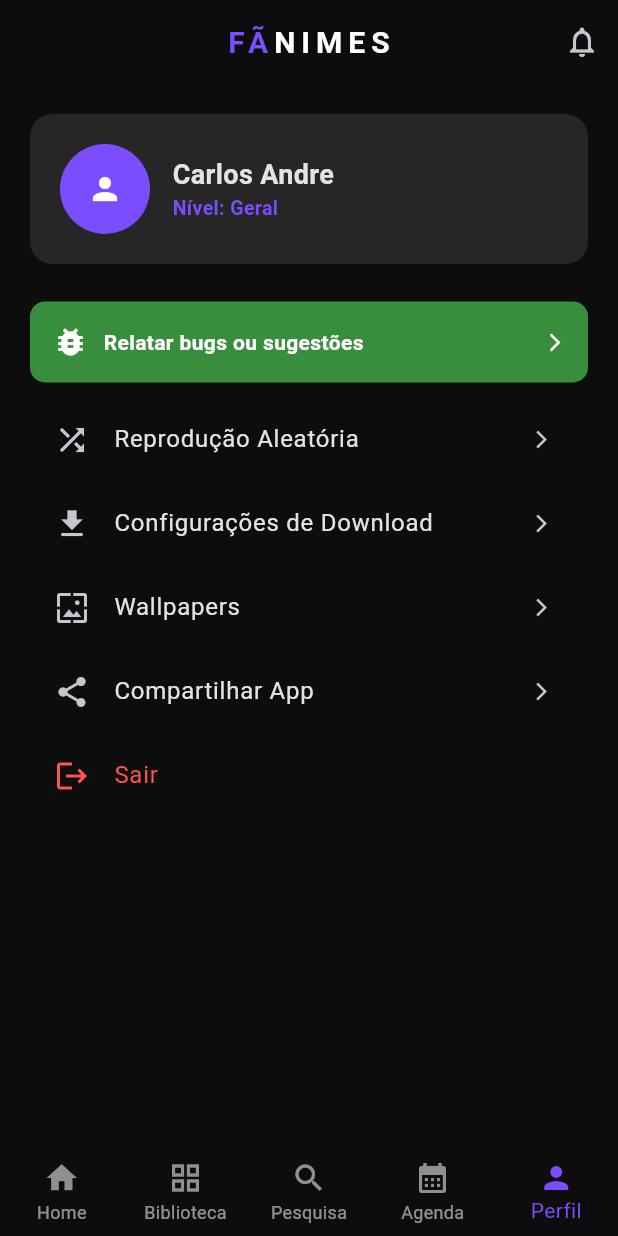
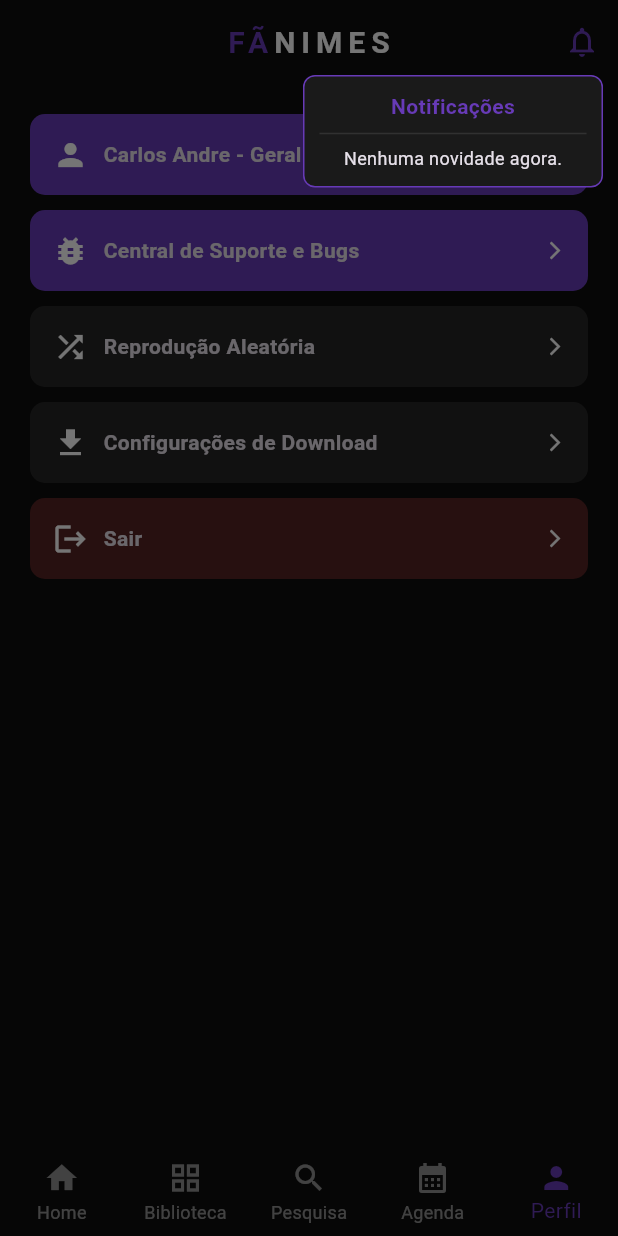
Before and after one commit to carlosandre1514-prog/fanimes, a Flutter app: the screen it shows after launch, item 5 of the bottom bar chosen, after a tap on the "notifications none" icon, on a phone screen of 412 x 824 dp. Run offline on Flutter 3.47's test engine with Material 3 defaults, Android fonts, the phone set to English and light mode, and no system bars.

Commit message:
Correções de cores, filtros funcionais e animações de clique

```diff
--- a/lib/main.dart
+++ b/lib/main.dart
@@ -1,6 +1,11 @@
 import 'package:flutter/material.dart';
 
 void main() => runApp(const FanimesApp());
+
+// --- CORES PADRONIZADAS ---
+const Color roxoAura = Color(0xFF673AB7);
+const Color pretoEletrico = Color(0xFF0D0D0D);
+const Color brancoTexto = Colors.white;
 
 class FanimesApp extends StatelessWidget {
   const FanimesApp({super.key});
@@ -10,16 +15,16 @@
       title: 'FÃNIMES',
       debugShowCheckedModeBanner: false,
       theme: ThemeData.dark().copyWith(
-        primaryColor: const Color(0xFF673AB7),
-        scaffoldBackgroundColor: const Color(0xFF0D0D0D),
-        appBarTheme: const AppBarTheme(backgroundColor: Color(0xFF0D0D0D), elevation: 0),
+        primaryColor: roxoAura,
+        scaffoldBackgroundColor: pretoEletrico,
+        appBarTheme: const AppBarTheme(backgroundColor: pretoEletrico, elevation: 0),
       ),
       home: const MainNavigation(),
     );
   }
 }
 
-// --- MODELOS DE DADOS ---
+// --- MODELO ---
 class Anime {
   final String nome;
   final String sinopse;
@@ -31,18 +36,13 @@
   final String diaLancamento;
 
   Anime({
-    required this.nome,
-    required this.sinopse,
-    required this.genero,
-    required this.status,
-    required this.idioma,
-    required this.tipo,
-    required this.episodios,
-    required this.diaLancamento,
+    required this.nome, required this.sinopse, required this.genero,
+    required this.status, required this.idioma, required this.tipo,
+    required this.episodios, required this.diaLancamento,
   });
 }
 
-// --- NAVEGAÇÃO PRINCIPAL ---
+// --- NAVEGAÇÃO ---
 class MainNavigation extends StatefulWidget {
   const MainNavigation({super.key});
   @override
@@ -51,31 +51,52 @@
 
 class _MainNavigationState extends State<MainNavigation> {
   int _selectedIndex = 0;
-  String meuCargo = 'Geral';
+  String meuCargo = 'Geral'; // Simulado como reconhecido pelo e-mail do Carlos
+  String diaSelecionado = "Qua";
+  String filtroTipo = "TV";
 
-  List<String> trilhosAtivos = ["Xianxia", "Isekai"];
   List<Anime> todosAnimes = [
-    Anime(
-      nome: "Solo Leveling",
-      sinopse: "Onde o mais fraco se torna o mais forte...",
-      genero: "Isekai", status: "Em andamento", idioma: "Dublado", tipo: "TV",
-      diaLancamento: "Sábado", episodios: ["Episódio 01", "Episódio 02", "Episódio 03"]
-    ),
-    Anime(
-      nome: "Re:Zero",
-      sinopse: "Subaru morre e volta no tempo para salvar seus amigos em um mundo de fantasia cruel.",
-      genero: "Isekai", status: "Em andamento", idioma: "Legendado", tipo: "TV",
-      diaLancamento: "Quarta", episodios: ["Episódio 01", "Episódio 02"]
-    ),
+    Anime(nome: "Solo Leveling", sinopse: "O mais fraco se torna forte.", genero: "Isekai", status: "Em andamento", idioma: "Dublado", tipo: "TV", diaLancamento: "Sáb", episodios: ["Ep 01"]),
+    Anime(nome: "Re:Zero", sinopse: "Mundo de fantasia cruel.", genero: "Isekai", status: "Em andamento", idioma: "Legendado", tipo: "TV", diaLancamento: "Qua", episodios: ["Ep 01"]),
   ];
+
+  void _abrirNotificacoes(BuildContext context) {
+    showDialog(
+      context: context,
+      barrierColor: Colors.black54,
+      builder: (context) => Stack(
+        children: [
+          Positioned(
+            top: 50, right: 10,
+            child: Material(
+              color: Colors.transparent,
+              child: Container(
+                width: 200,
+                padding: const EdgeInsets.all(10),
+                decoration: BoxDecoration(color: const Color(0xFF1A1A1A), borderRadius: BorderRadius.circular(8), border: Border.all(color: roxoAura)),
+                child: const Column(
+                  mainAxisSize: MainAxisSize.min,
+                  children: [
+                    Text("Notificações", style: TextStyle(color: roxoAura, fontWeight: FontWeight.bold)),
+                    Divider(color: Colors.white10),
+                    Text("Nenhuma novidade agora.", style: TextStyle(fontSize: 12)),
+                  ],
+                ),
+              ),
+            ),
+          ),
+        ],
+      ),
+    );
+  }
 
   @override
   Widget build(BuildContext context) {
     final List<Widget> telas = [
-      HomeAba(trilhos: trilhosAtivos, animes: todosAnimes),
-      BibliotecaAba(animes: todosAnimes),
+      HomeAba(animes: todosAnimes),
+      BibliotecaAba(animes: todosAnimes, tipoSelecionado: filtroTipo, onTipoChange: (v)=> setState(()=> filtroTipo = v)),
       PesquisaAba(animes: todosAnimes),
-      AgendaAba(animes: todosAnimes),
+      AgendaAba(animes: todosAnimes, diaAtivo: diaSelecionado, onDiaChange: (d) => setState(()=> diaSelecionado = d)),
       PerfilAba(cargo: meuCargo),
     ];
 
@@ -83,30 +104,26 @@
       appBar: AppBar(
         centerTitle: true,
         title: GestureDetector(
-          onTap: () {
-            if (meuCargo != 'Usuario') {
-              Navigator.push(context, MaterialPageRoute(builder: (context) => PainelAdmAba(cargo: meuCargo)));
-            }
-          },
+          onTap: () => Navigator.push(context, MaterialPageRoute(builder: (context) => PainelAdmAba(cargo: meuCargo, animes: todosAnimes))),
           child: RichText(
             text: const TextSpan(
               style: TextStyle(letterSpacing: 4, fontWeight: FontWeight.bold, fontSize: 20),
               children: [
-                TextSpan(text: 'FÃ', style: TextStyle(color: Colors.deepPurpleAccent)),
-                TextSpan(text: 'NIMES', style: TextStyle(color: Colors.white)),
+                TextSpan(text: 'FÃ', style: TextStyle(color: roxoAura)),
+                TextSpan(text: 'NIMES', style: TextStyle(color: brancoTexto)),
               ],
             ),
           ),
         ),
-        actions: [IconButton(icon: const Icon(Icons.notifications_none), onPressed: () {})],
+        actions: [IconButton(icon: const Icon(Icons.notifications_none, color: roxoAura), onPressed: () => _abrirNotificacoes(context))],
       ),
       body: telas[_selectedIndex],
       bottomNavigationBar: BottomNavigationBar(
         currentIndex: _selectedIndex,
         onTap: (i) => setState(() => _selectedIndex = i),
         type: BottomNavigationBarType.fixed,
-        backgroundColor: const Color(0xFF0D0D0D),
-        selectedItemColor: Colors.deepPurpleAccent,
+        backgroundColor: pretoEletrico,
+        selectedItemColor: roxoAura,
         unselectedItemColor: Colors.white54,
         items: const [
           BottomNavigationBarItem(icon: Icon(Icons.home), label: 'Home'),
@@ -120,61 +137,24 @@
   }
 }
 
-// --- ABA: HOME ---
-class HomeAba extends StatelessWidget {
-  final List<String> trilhos;
+// --- ABA: PESQUISA (FUNCIONAL EM TEMPO REAL) ---
+class PesquisaAba extends StatefulWidget {
   final List<Anime> animes;
-  const HomeAba({super.key, required this.trilhos, required this.animes});
-
+  const PesquisaAba({super.key, required this.animes});
   @override
-  Widget build(BuildContext context) {
-    return ListView.builder(
-      itemCount: trilhos.length,
-      itemBuilder: (context, index) {
-        String trilhoNome = trilhos[index];
-        var listaNoTrilho = animes.where((a) => a.genero == trilhoNome).toList();
-        if (listaNoTrilho.isEmpty) return const SizedBox.shrink();
-        return Column(
-          crossAxisAlignment: CrossAxisAlignment.start,
-          children: [
-            Padding(
-              padding: const EdgeInsets.all(16),
-              child: Row(
-                children: [
-                  Container(width: 4, height: 20, color: Colors.deepPurpleAccent),
-                  const SizedBox(width: 8),
-                  Text(trilhoNome, style: const TextStyle(fontSize: 18, fontWeight: FontWeight.bold)),
-                ],
-              ),
-            ),
-            SizedBox(
-              height: 180,
-              child: ListView.builder(
-                scrollDirection: Axis.horizontal,
-                padding: const EdgeInsets.only(left: 16),
-                itemCount: listaNoTrilho.length,
-                itemBuilder: (context, i) => GestureDetector(
-                  onTap: () => Navigator.push(context, MaterialPageRoute(builder: (context) => DetalheAnimeAba(anime: listaNoTrilho[i]))),
-                  child: Container(
-                    width: 120,
-                    margin: const EdgeInsets.only(right: 12),
-                    decoration: BoxDecoration(color: Colors.white10, borderRadius: BorderRadius.circular(8)),
-                    child: Center(child: Text(listaNoTrilho[i].nome, textAlign: TextAlign.center)),
-                  ),
-                ),
-              ),
-            ),
-          ],
-        );
-      },
-    );
-  }
+  State<PesquisaAba> createState() => _PesquisaAbaState();
 }
 
-// --- ABA: PESQUISA (LISTA VERTICAL IGUAL PRINT) ---
-class PesquisaAba extends StatelessWidget {
-  final List<Anime> animes;
-  const PesquisaAba({super.key, required this.animes});
+class _PesquisaAbaState extends State<PesquisaAba> {
+  List<Anime> filtrados = [];
+  @override
+  void initState() { filtrados = widget.animes; super.initState(); }
+
+  void _filtrar(String query) {
+    setState(() {
+      filtrados = widget.animes.where((a) => a.nome.toLowerCase().contains(query.toLowerCase())).toList();
+    });
+  }
 
   @override
   Widget build(BuildContext context) {
@@ -183,38 +163,23 @@
         Padding(
           padding: const EdgeInsets.all(16),
           child: TextField(
+            onChanged: _filtrar,
             decoration: InputDecoration(
               hintText: "Pesquisar animes...",
-              prefixIcon: const Icon(Icons.search, color: Colors.deepPurpleAccent),
-              filled: true,
-              fillColor: Colors.white10,
+              prefixIcon: const Icon(Icons.search, color: roxoAura),
+              filled: true, fillColor: Colors.white10,
               border: OutlineInputBorder(borderRadius: BorderRadius.circular(30), borderSide: BorderSide.none),
             ),
           ),
         ),
         Expanded(
           child: ListView.builder(
-            itemCount: animes.length,
+            itemCount: filtrados.length,
             itemBuilder: (context, i) => ListTile(
-              contentPadding: const EdgeInsets.symmetric(horizontal: 16, vertical: 8),
-              onTap: () => Navigator.push(context, MaterialPageRoute(builder: (context) => DetalheAnimeAba(anime: animes[i]))),
-              leading: Container(width: 70, height: 100, decoration: BoxDecoration(color: Colors.white10, borderRadius: BorderRadius.circular(4))),
-              title: Text(animes[i].nome, style: const TextStyle(fontWeight: FontWeight.bold)),
-              subtitle: Column(
-                crossAxisAlignment: CrossAxisAlignment.start,
-                children: [
-                  const SizedBox(height: 4),
-                  Text(animes[i].sinopse, maxLines: 2, overflow: TextOverflow.ellipsis, style: const TextStyle(fontSize: 12, color: Colors.white70)),
-                  const SizedBox(height: 6),
-                  Row(
-                    children: [
-                      Container(padding: const EdgeInsets.symmetric(horizontal: 6, vertical: 2), decoration: BoxDecoration(color: Colors.deepPurple, borderRadius: BorderRadius.circular(4)), child: Text(animes[i].idioma, style: const TextStyle(fontSize: 10))),
-                      const SizedBox(width: 5),
-                      Container(padding: const EdgeInsets.symmetric(horizontal: 6, vertical: 2), decoration: BoxDecoration(color: Colors.orange, borderRadius: BorderRadius.circular(4)), child: Text(animes[i].tipo, style: const TextStyle(fontSize: 10))),
-                    ],
-                  )
-                ],
-              ),
+              onTap: () {},
+              leading: Container(width: 50, color: Colors.white10),
+              title: Text(filtrados[i].nome),
+              subtitle: Text(filtrados[i].idioma, style: const TextStyle(color: roxoAura)),
             ),
           ),
         ),
@@ -223,151 +188,63 @@
   }
 }
 
-// --- ABA: BIBLIOTECA (FILTROS HYDRA) ---
+// --- ABA: BIBLIOTECA (FILTROS FUNCIONAIS) ---
 class BibliotecaAba extends StatelessWidget {
   final List<Anime> animes;
-  const BibliotecaAba({super.key, required this.animes});
+  final String tipoSelecionado;
+  final Function(String) onTipoChange;
+  const BibliotecaAba({super.key, required this.animes, required this.tipoSelecionado, required this.onTipoChange});
+
+  void _mostrarFiltro(BuildContext context, String titulo, List<String> opcoes) {
+    showModalBottomSheet(
+      context: context,
+      backgroundColor: pretoEletrico,
+      shape: const RoundedRectangleBorder(borderRadius: BorderRadius.vertical(top: Radius.circular(20))),
+      builder: (context) => Column(
+        mainAxisSize: MainAxisSize.min,
+        children: [
+          Padding(padding: const EdgeInsets.all(16), child: Text(titulo, style: const TextStyle(fontWeight: FontWeight.bold, color: roxoAura))),
+          ...opcoes.map((o) => ListTile(title: Text(o), onTap: () => Navigator.pop(context))),
+        ],
+      ),
+    );
+  }
 
   @override
   Widget build(BuildContext context) {
     return Column(
       children: [
-        Padding(
-          padding: const EdgeInsets.symmetric(vertical: 10),
+        Row(
+          mainAxisAlignment: MainAxisAlignment.center,
+          children: [
+            TextButton(onPressed: () => onTipoChange("TV"), child: Text("TV", style: TextStyle(color: tipoSelecionado == "TV" ? roxoAura : Colors.white))),
+            TextButton(onPressed: () => onTipoChange("Filmes"), child: Text("Filmes", style: TextStyle(color: tipoSelecionado == "Filmes" ? roxoAura : Colors.white))),
+          ],
+        ),
+        SingleChildScrollView(
+          scrollDirection: Axis.horizontal,
           child: Row(
-            mainAxisAlignment: MainAxisAlignment.spaceEvenly,
             children: [
-              Column(children: [const Text("TV", style: TextStyle(color: Colors.deepPurpleAccent, fontWeight: FontWeight.bold)), Container(height: 2, width: 30, color: Colors.deepPurpleAccent)]),
-              const Text("Filmes", style: TextStyle(color: Colors.white70)),
+              ActionChip(label: const Text("Gêneros"), onPressed: () => _mostrarFiltro(context, "Gêneros", ["Ação", "Isekai", "Xianxia"]), backgroundColor: Colors.white10),
+              const SizedBox(width: 8),
+              ActionChip(label: const Text("Status"), onPressed: () => _mostrarFiltro(context, "Status", ["Em andamento", "Concluído", "Pausado"]), backgroundColor: Colors.white10),
+              const SizedBox(width: 8),
+              ActionChip(label: const Text("Idioma"), onPressed: () => _mostrarFiltro(context, "Idioma", ["Dublado", "Legendado"]), backgroundColor: Colors.white10),
             ],
           ),
         ),
-        SingleChildScrollView(
-          scrollDirection: Axis.horizontal,
-          padding: const EdgeInsets.symmetric(vertical: 10),
-          child: Row(
-            children: ["Gênero", "Status", "Idioma"].map((f) => Padding(
-              padding: const EdgeInsets.symmetric(horizontal: 8),
-              child: Chip(label: Text(f), backgroundColor: Colors.white10, side: BorderSide.none),
-            )).toList(),
-          ),
-        ),
-        Expanded(
-          child: GridView.builder(
-            padding: const EdgeInsets.all(16),
-            gridDelegate: const SliverGridDelegateWithFixedCrossAxisCount(crossAxisCount: 3, childAspectRatio: 0.7, mainAxisSpacing: 10, crossAxisSpacing: 10),
-            itemCount: animes.length,
-            itemBuilder: (context, i) => GestureDetector(
-               onTap: () => Navigator.push(context, MaterialPageRoute(builder: (context) => DetalheAnimeAba(anime: animes[i]))),
-               child: Container(
-                decoration: BoxDecoration(color: Colors.white10, borderRadius: BorderRadius.circular(8)),
-                child: Center(child: Text(animes[i].nome, textAlign: TextAlign.center, style: const TextStyle(fontSize: 10))),
-              ),
-            ),
-          ),
-        ),
+        Expanded(child: GridView.builder(gridDelegate: const SliverGridDelegateWithFixedCrossAxisCount(crossAxisCount: 3), itemCount: animes.length, itemBuilder: (c, i) => Card(color: Colors.white10, child: Center(child: Text(animes[i].nome, style: const TextStyle(fontSize: 10))))))
       ],
     );
   }
 }
 
-// --- ABA: PERFIL ---
-class PerfilAba extends StatelessWidget {
-  final String cargo;
-  const PerfilAba({super.key, required this.cargo});
-
-  @override
-  Widget build(BuildContext context) {
-    return ListView(
-      padding: const EdgeInsets.all(20),
-      children: [
-        Container(
-          padding: const EdgeInsets.all(20),
-          decoration: BoxDecoration(color: Colors.white10, borderRadius: BorderRadius.circular(15)),
-          child: Row(
-            children: [
-              const CircleAvatar(radius: 30, backgroundColor: Colors.deepPurpleAccent, child: Icon(Icons.person, color: Colors.white)),
-              const SizedBox(width: 15),
-              Column(
-                crossAxisAlignment: CrossAxisAlignment.start,
-                children: [
-                  const Text("Carlos Andre", style: TextStyle(fontSize: 18, fontWeight: FontWeight.bold)),
-                  Text("Nível: $cargo", style: const TextStyle(color: Colors.deepPurpleAccent, fontSize: 13, fontWeight: FontWeight.bold)),
-                ],
-              )
-            ],
-          ),
-        ),
-        const SizedBox(height: 25),
-        Container(
-          padding: const EdgeInsets.all(15),
-          decoration: BoxDecoration(color: Colors.green.shade700, borderRadius: BorderRadius.circular(10)),
-          child: const Row(
-            children: [
-              Icon(Icons.bug_report, color: Colors.white),
-              SizedBox(width: 10),
-              Text("Relatar bugs ou sugestões", style: TextStyle(color: Colors.white, fontWeight: FontWeight.bold)),
-              Spacer(),
-              Icon(Icons.arrow_forward_ios, color: Colors.white, size: 14),
-            ],
-          ),
-        ),
-        const SizedBox(height: 10),
-        const ListTile(leading: Icon(Icons.shuffle), title: Text("Reprodução Aleatória"), trailing: Icon(Icons.arrow_forward_ios, size: 14)),
-        const ListTile(leading: Icon(Icons.download), title: Text("Configurações de Download"), trailing: Icon(Icons.arrow_forward_ios, size: 14)),
-        const ListTile(leading: Icon(Icons.wallpaper), title: Text("Wallpapers"), trailing: Icon(Icons.arrow_forward_ios, size: 14)),
-        const ListTile(leading: Icon(Icons.share), title: Text("Compartilhar App"), trailing: Icon(Icons.arrow_forward_ios, size: 14)),
-        const ListTile(leading: Icon(Icons.logout, color: Colors.redAccent), title: Text("Sair", style: TextStyle(color: Colors.redAccent))),
-      ],
-    );
-  }
-}
-
-// --- PÁGINA: DETALHE DO ANIME (SINOPSE + EPISÓDIOS) ---
-class DetalheAnimeAba extends StatelessWidget {
-  final Anime anime;
-  const DetalheAnimeAba({super.key, required this.anime});
-
-  @override
-  Widget build(BuildContext context) {
-    return Scaffold(
-      appBar: AppBar(title: Text(anime.nome)),
-      body: ListView(
-        padding: const EdgeInsets.all(20),
-        children: [
-          Container(height: 220, decoration: BoxDecoration(color: Colors.white10, borderRadius: BorderRadius.circular(10)), child: const Center(child: Icon(Icons.image, size: 80, color: Colors.white24))),
-          const SizedBox(height: 20),
-          const Text("SINOPSE", style: TextStyle(fontSize: 14, fontWeight: FontWeight.bold, color: Colors.deepPurpleAccent, letterSpacing: 1.2)),
-          const SizedBox(height: 8),
-          Text(anime.sinopse, style: const TextStyle(height: 1.5, color: Colors.white70)),
-          const SizedBox(height: 30),
-          Row(
-            mainAxisAlignment: MainAxisAlignment.spaceBetween,
-            children: [
-              const Text("EPISÓDIOS", style: TextStyle(fontSize: 14, fontWeight: FontWeight.bold, color: Colors.deepPurpleAccent)),
-              Text("${anime.episodios.length} Episódios", style: const TextStyle(fontSize: 12, color: Colors.white54)),
-            ],
-          ),
-          const SizedBox(height: 15),
-          ...anime.episodios.map((ep) => Container(
-            margin: const EdgeInsets.only(bottom: 8),
-            decoration: BoxDecoration(color: Colors.white10, borderRadius: BorderRadius.circular(8)),
-            child: ListTile(
-              leading: const Icon(Icons.play_circle_fill, color: Colors.deepPurpleAccent),
-              title: Text(ep, style: const TextStyle(fontSize: 14)),
-              onTap: () {},
-            ),
-          )).toList(),
-        ],
-      ),
-    );
-  }
-}
-
-// --- ABA: AGENDA ---
+// --- ABA: AGENDA (CLICÁVEL) ---
 class AgendaAba extends StatelessWidget {
   final List<Anime> animes;
-  const AgendaAba({super.key, required this.animes});
+  final String diaAtivo;
+  final Function(String) onDiaChange;
+  const AgendaAba({super.key, required this.animes, required this.diaAtivo, required this.onDiaChange});
 
   @override
   Widget build(BuildContext context) {
@@ -375,55 +252,97 @@
       children: [
         SingleChildScrollView(
           scrollDirection: Axis.horizontal,
-          padding: const EdgeInsets.symmetric(vertical: 15, horizontal: 10),
           child: Row(
-            children: ["Dom", "Seg", "Ter", "Qua", "Qui", "Sex", "Sáb"].map((dia) => Container(
-              margin: const EdgeInsets.symmetric(horizontal: 5),
+            children: ["Dom", "Seg", "Ter", "Qua", "Qui", "Sex", "Sáb"].map((dia) => Padding(
+              padding: const EdgeInsets.all(8.0),
               child: ChoiceChip(
-                label: Text(dia),
-                selected: dia == "Qua",
-                selectedColor: Colors.deepPurpleAccent,
-                backgroundColor: Colors.white10,
-                onSelected: (val) {},
+                label: Text(dia), selected: diaAtivo == dia,
+                selectedColor: roxoAura, onSelected: (v) => onDiaChange(dia),
               ),
             )).toList(),
           ),
         ),
-        const Expanded(child: Center(child: Text("Lançamentos de hoje aparecerão aqui"))),
+        Expanded(child: Center(child: Text("Lançamentos de $diaAtivo")))
       ],
     );
   }
 }
 
-// --- PÁGINA: PAINEL ADMINISTRADOR (PÁGINA INTEIRA) ---
+// --- ABA: PERFIL (BOTÕES COM ANIMAÇÃO) ---
+class PerfilAba extends StatelessWidget {
+  final String cargo;
+  const PerfilAba({super.key, required this.cargo});
+
+  Widget _botaoPerfil(IconData icon, String titulo, {Color color = Colors.white10, VoidCallback? onTap}) {
+    return Padding(
+      padding: const EdgeInsets.only(bottom: 10),
+      child: InkWell(
+        onTap: onTap ?? () {},
+        borderRadius: BorderRadius.circular(10),
+        child: Ink(
+          padding: const EdgeInsets.all(15),
+          decoration: BoxDecoration(color: color, borderRadius: BorderRadius.circular(10)),
+          child: Row(
+            children: [
+              Icon(icon, color: brancoTexto),
+              const SizedBox(width: 10),
+              Text(titulo, style: const TextStyle(fontWeight: FontWeight.bold)),
+              const Spacer(),
+              const Icon(Icons.arrow_forward_ios, size: 14),
+            ],
+          ),
+        ),
+      ),
+    );
+  }
+
+  @override
+  Widget build(BuildContext context) {
+    return ListView(
+      padding: const EdgeInsets.all(20),
+      children: [
+        _botaoPerfil(Icons.person, "Carlos Andre - $cargo", color: roxoAura),
+        _botaoPerfil(Icons.bug_report, "Central de Suporte e Bugs", color: roxoAura),
+        _botaoPerfil(Icons.shuffle, "Reprodução Aleatória"),
+        _botaoPerfil(Icons.download, "Configurações de Download"),
+        _botaoPerfil(Icons.logout, "Sair", color: Colors.redAccent.withOpacity(0.3)),
+      ],
+    );
+  }
+}
+
+// --- PAINEL ADM ---
 class PainelAdmAba extends StatelessWidget {
   final String cargo;
-  const PainelAdmAba({super.key, required this.cargo});
+  final List<Anime> animes;
+  const PainelAdmAba({super.key, required this.cargo, required this.animes});
 
   @override
   Widget build(BuildContext context) {
     return Scaffold(
-      appBar: AppBar(title: const Text("Painel do Administrador")),
+      appBar: AppBar(title: const Text("Painel Administrativo")),
       body: ListView(
         padding: const EdgeInsets.all(20),
         children: [
-          Text("Controle de Hierarquia ($cargo)", style: const TextStyle(color: Colors.deepPurpleAccent, fontWeight: FontWeight.bold)),
-          const SizedBox(height: 10),
-          if (cargo == "Geral")
-            const ListTile(leading: Icon(Icons.verified_user), title: Text("Aprovar Promoções de Vice"), trailing: Icon(Icons.notifications_active, color: Colors.orange)),
-
-          const Divider(height: 40),
-          const Text("Gerenciamento de Conteúdo", style: TextStyle(color: Colors.deepPurpleAccent, fontWeight: FontWeight.bold)),
-          const ListTile(leading: Icon(Icons.create_new_folder), title: Text("Criar e Nomear Trilhos")),
-          const ListTile(leading: Icon(Icons.add_circle), title: Text("Adicionar Anime e Descrição")),
-          const ListTile(leading: Icon(Icons.edit), title: Text("Editar Sinopse de Anime")),
-
-          const Divider(height: 40),
-          const Text("Comunidade e Suporte", style: TextStyle(color: Colors.deepPurpleAccent, fontWeight: FontWeight.bold)),
-          const ListTile(leading: Icon(Icons.people), title: Text("Gerenciar Usuários")),
-          const ListTile(leading: Icon(Icons.chat_bubble), title: Text("Ver Sugestões e Bugs")),
+          const Text("GERENCIAR CONTEÚDO", style: TextStyle(color: roxoAura, fontSize: 12)),
+          ListTile(leading: const Icon(Icons.add_box), title: const Text("Adicionar Novo Anime"), onTap: () {}),
+          ListTile(leading: const Icon(Icons.edit), title: const Text("Editar Anime Existente"), onTap: () {
+            // Aqui abriria a lista para pesquisar e editar
+          }),
+          const Divider(),
+          const Text("RELATÓRIOS", style: TextStyle(color: roxoAura, fontSize: 12)),
+          ListTile(leading: const Icon(Icons.message), title: const Text("Tickets de Suporte"), onTap: () {}),
         ],
       ),
     );
   }
 }
+
+class HomeAba extends StatelessWidget {
+  final List<Anime> animes;
+  const HomeAba({super.key, required this.animes});
+  @override
+  Widget build(BuildContext context) {
+    return const Center(child: Text("Home do FÃNIMES"));
+  }
+}
```
